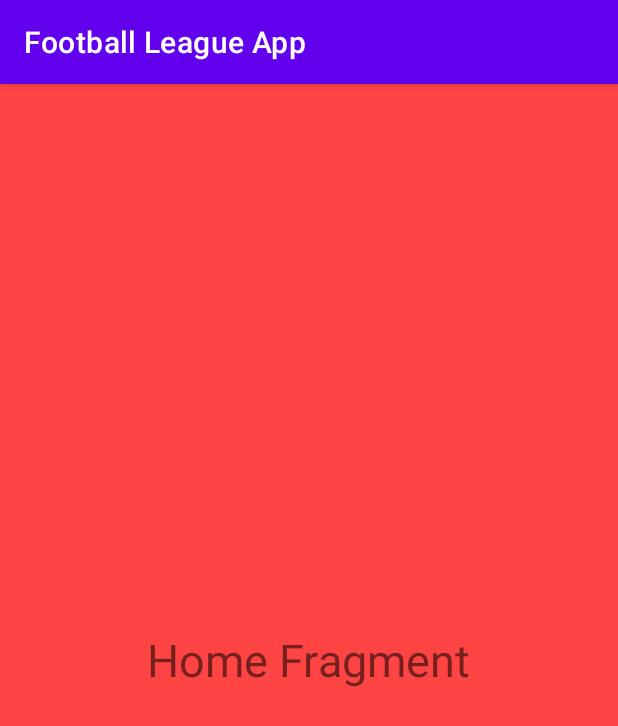
After one commit to Dominik277/Football-League-App, an Android app: the fragment HomeFragment shown on its own in the app's theme, on a phone screen of 412 x 824 dp. The commit adds this screen. Shown: the top 726 px of the screen. Run offline under Robolectric (Android 15) with nearby library versions, the phone set to English and light mode, and no system bars.

Commit message:
Kreiran fragment za home bottom gumb.

```diff
--- /dev/null
+++ b/app/src/main/java/hr/dominik/footballleagueapp/HomeFragment.java
@@ -0,0 +1,19 @@
+package hr.dominik.footballleagueapp;
+
+import android.os.Bundle;
+import android.view.LayoutInflater;
+import android.view.View;
+import android.view.ViewGroup;
+
+import androidx.annotation.NonNull;
+import androidx.annotation.Nullable;
+import androidx.fragment.app.Fragment;
+
+public class HomeFragment  extends Fragment {
+
+    @Nullable
+    @Override
+    public View onCreateView(@NonNull LayoutInflater inflater, @Nullable ViewGroup container, @Nullable Bundle savedInstanceState) {
+        return inflater.inflate(R.layout.fragment_home,container,false);
+    }
+}
--- a/app/src/main/res/layout/content_main.xml
+++ b/app/src/main/res/layout/content_main.xml
@@ -8,7 +8,14 @@
     app:layout_behavior="@string/appbar_scrolling_view_behavior"
     tools:showIn="@layout/app_bar_main">
 
+    <FrameLayout
+        android:id="@+id/fragment_container"
+        android:layout_width="match_parent"
+        android:layout_height="match_parent"
+        android:layout_above="@+id/bottom_navigation"/>
+
     <com.google.android.material.bottomnavigation.BottomNavigationView
+        android:id="@+id/bottom_navigation"
         android:layout_width="match_parent"
         android:layout_height="wrap_content"
         android:layout_alignParentBottom="true"
--- /dev/null
+++ b/app/src/main/res/layout/fragment_home.xml
@@ -0,0 +1,15 @@
+<?xml version="1.0" encoding="utf-8"?>
+<RelativeLayout
+    xmlns:android="http://schemas.android.com/apk/res/android"
+    android:layout_width="match_parent"
+    android:layout_height="match_parent"
+    android:background="@android:color/holo_red_light">
+
+    <TextView
+        android:layout_width="wrap_content"
+        android:layout_height="wrap_content"
+        android:text="Home Fragment"
+        android:textSize="30sp"
+        android:layout_centerInParent="true"/>
+
+</RelativeLayout>
```
